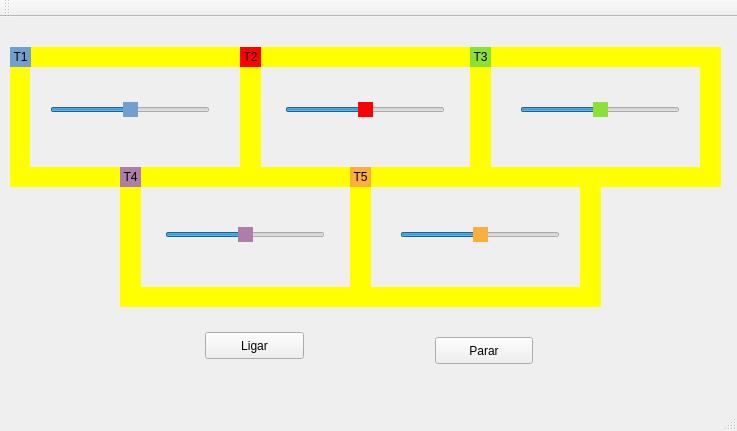
Qt form mainwindow.ui (Ipojuca/Trab2_1_Trem) before a commit.
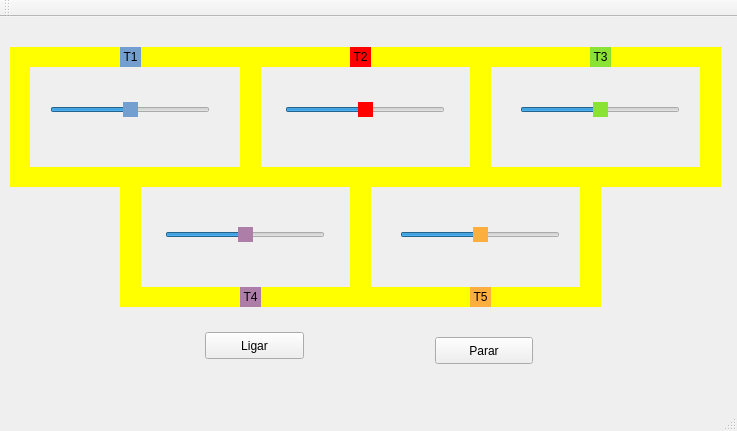
The same form after that commit.

The edit to the form file:
```diff
--- a/mainwindow.ui
+++ b/mainwindow.ui
@@ -17,7 +17,7 @@
    <widget class="QLabel" name="label_trem1">
     <property name="geometry">
      <rect>
-      <x>10</x>
+      <x>120</x>
       <y>30</y>
       <width>21</width>
       <height>20</height>
@@ -177,7 +177,7 @@
    <widget class="QLabel" name="label_trem2">
     <property name="geometry">
      <rect>
-      <x>240</x>
+      <x>350</x>
       <y>30</y>
       <width>21</width>
       <height>20</height>
@@ -324,7 +324,7 @@
    <widget class="QLabel" name="label_trem3">
     <property name="geometry">
      <rect>
-      <x>470</x>
+      <x>590</x>
       <y>30</y>
       <width>21</width>
       <height>20</height>
@@ -343,8 +343,8 @@
    <widget class="QLabel" name="label_trem4">
     <property name="geometry">
      <rect>
-      <x>120</x>
-      <y>150</y>
+      <x>240</x>
+      <y>270</y>
       <width>21</width>
       <height>20</height>
      </rect>
@@ -362,8 +362,8 @@
    <widget class="QLabel" name="label_trem5">
     <property name="geometry">
      <rect>
-      <x>350</x>
-      <y>150</y>
+      <x>470</x>
+      <y>270</y>
       <width>21</width>
       <height>20</height>
      </rect>
```
